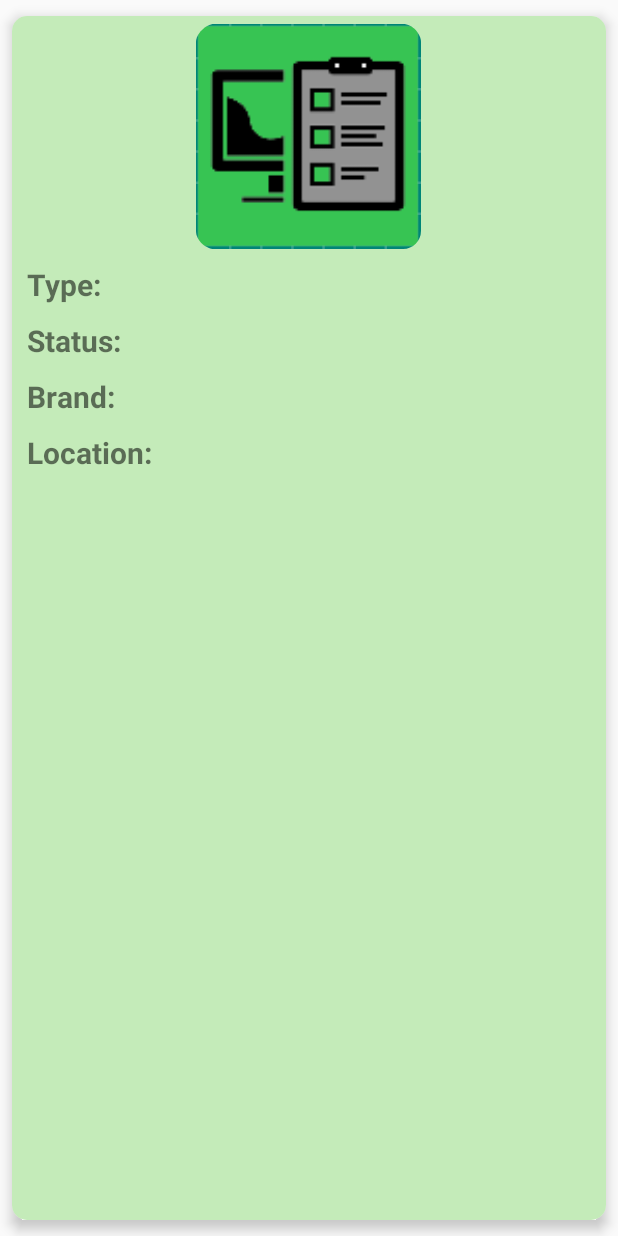
After one commit to Dark-Light-20/Inventario-AlcaldiaNar, an Android app: the layout item_detail.xml on its own in the app's theme, with its tools: preview values and no code run, on a phone screen of 412 x 824 dp. The commit adds this screen. Run offline under Robolectric (Android 15) with nearby library versions, the phone set to English and light mode, and no system bars.

Commit message:
Added Dialog item detail

```diff
--- a/app/src/main/java/com/example/datos_colombia_api/InventoryFragment.java
+++ b/app/src/main/java/com/example/datos_colombia_api/InventoryFragment.java
@@ -22,7 +22,7 @@ public class InventoryFragment extends Fragment {
         View view = inflater.inflate(R.layout.inventory_fragment, container, false);
 
         RecyclerView recyclerView = view.findViewById(R.id.recycler_view);
-        adapter = new Adapter();
+        adapter = new Adapter(getContext());
         recyclerView.setAdapter(adapter);
         final LinearLayoutManager linearLayoutManager = new LinearLayoutManager(getActivity());
         recyclerView.setLayoutManager(linearLayoutManager);
--- a/app/src/main/res/layout/item.xml
+++ b/app/src/main/res/layout/item.xml
@@ -1,6 +1,7 @@
 <?xml version="1.0" encoding="utf-8"?>
 <androidx.cardview.widget.CardView xmlns:android="http://schemas.android.com/apk/res/android"
     xmlns:app="http://schemas.android.com/apk/res-auto"
+    android:id="@+id/item"
     app:cardCornerRadius="5dp"
     app:cardElevation="3dp"
     app:cardUseCompatPadding="true"
--- /dev/null
+++ b/app/src/main/res/layout/item_detail.xml
@@ -0,0 +1,69 @@
+<?xml version="1.0" encoding="utf-8"?>
+<androidx.cardview.widget.CardView xmlns:android="http://schemas.android.com/apk/res/android"
+    xmlns:app="http://schemas.android.com/apk/res-auto"
+    android:orientation="vertical"
+    app:cardCornerRadius="10dp"
+    app:cardElevation="5dp"
+    app:cardUseCompatPadding="true"
+    android:layout_width="match_parent"
+    android:layout_height="match_parent">
+
+    <LinearLayout
+        android:orientation="vertical"
+        android:layout_width="match_parent"
+        android:layout_height="match_parent"
+        android:background="@color/light_green">
+
+        <ImageView
+            android:id="@+id/item_image_detail"
+            android:contentDescription="@string/ic_desc"
+            android:layout_width="150dp"
+            android:layout_height="150dp"
+            android:background="@mipmap/ic_inventory_round"
+            android:layout_gravity="center"
+            android:layout_marginTop="5dp"/>
+
+        <TextView
+            android:id="@+id/item_type_detail"
+            android:layout_width="wrap_content"
+            android:layout_height="wrap_content"
+            android:text="@string/type"
+            android:textSize="20sp"
+            android:textStyle="bold"
+            android:layout_marginStart="10dp"
+            android:layout_marginTop="10dp"/>
+
+        <TextView
+            android:id="@+id/item_status_detail"
+            android:layout_width="wrap_content"
+            android:layout_height="wrap_content"
+            android:text="@string/status"
+            android:textStyle="bold"
+            android:textSize="20sp"
+            android:layout_marginStart="10dp"
+            android:layout_marginTop="10dp"/>
+
+        <TextView
+            android:id="@+id/item_brand_detail"
+            android:layout_width="wrap_content"
+            android:layout_height="wrap_content"
+            android:text="@string/brand"
+            android:textStyle="bold"
+            android:textSize="20sp"
+            android:layout_marginStart="10dp"
+            android:layout_marginTop="10dp"/>
+
+        <TextView
+            android:id="@+id/item_location_detail"
+            android:layout_width="wrap_content"
+            android:layout_height="wrap_content"
+            android:text="@string/location"
+            android:textStyle="bold"
+            android:textSize="20sp"
+            android:layout_marginStart="10dp"
+            android:layout_marginTop="10dp"
+            android:layout_marginBottom="5dp"/>
+
+    </LinearLayout>
+
+</androidx.cardview.widget.CardView>
--- a/app/src/main/res/values/strings.xml
+++ b/app/src/main/res/values/strings.xml
@@ -1,6 +1,6 @@
 <resources>
     <string name="app_name">Data-Colombia-API</string>
-    <string name="version" translatable="false">v1.0.2</string>
+    <string name="version" translatable="false">v1.1</string>
     <string name="app_tittle">Equipment Inventory App</string>
     <string name="dev_txt">Developed By:</string>
     <string name="aut_name" translatable="false">Sebastian Diaz Paz</string>
@@ -13,6 +13,10 @@
     <string name="id" translatable="false">ID</string>
     <string name="menu" translatable="false">Menu</string>
     <string name="extra" translatable="false">Extra</string>
+    <string name="type">Type: </string>
+    <string name="brand">Brand: </string>
+    <string name="status">Status: </string>
+    <string name="location">Location: </string>
 
     <string name="navigation_drawer_open" translatable="false">Open navigation drawer</string>
     <string name="navigation_drawer_close" translatable="false">Close navigation drawer</string>
```
Also changed, not shown: app/src/main/java/com/example/datos_colombia_api/recyclerView/Adapter.java (+59 -15 lines), app/src/main/java/com/example/datos_colombia_api/recyclerView/Holder.java (+19 -8 lines), 1 other file.
